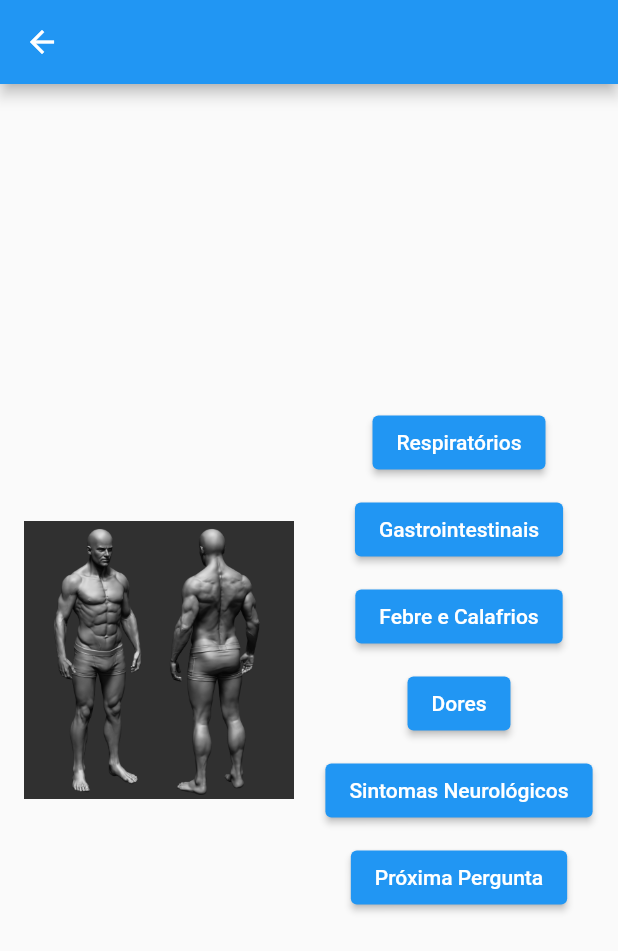
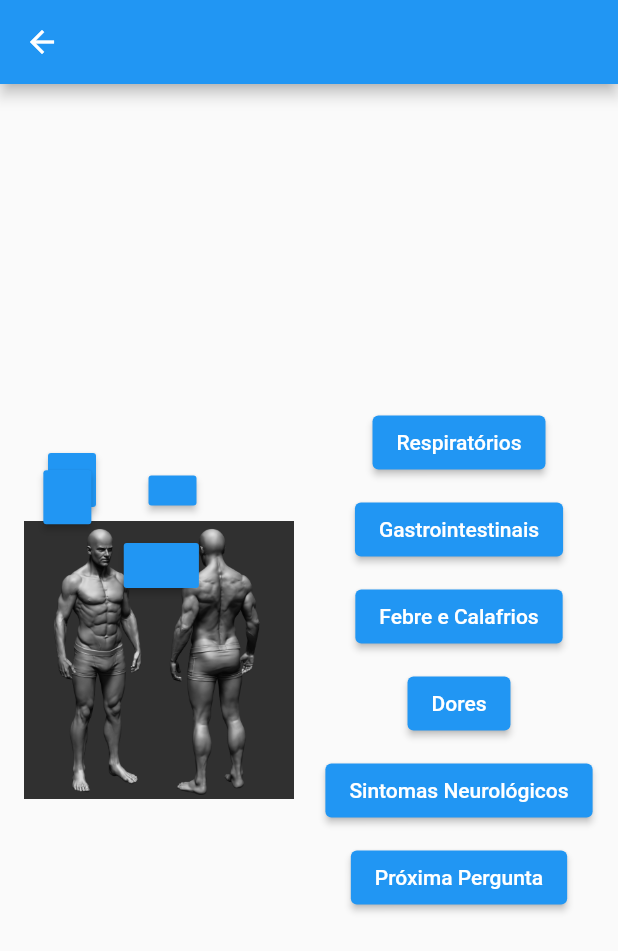
Before and after one commit to StellaKarolinaNunes/Projeto_Integrador_Handhelp_versao_1.0, a Flutter app: the PaginaSintomas screen opened directly, on a phone screen of 412 x 824 dp. Shown: the top 951 px of the screen. Run offline on Flutter 3.47's test engine with Material 2 defaults, Android fonts, the phone set to English and light mode, and no system bars; our stand-ins replace flutter_tts; Roboto replaces fonts that are missing (averia sans libre).

Commit message:
fazer um corpo cilck chamador SHOW DIALOG

```diff
--- a/lib/PaginaSin.dart
+++ b/lib/PaginaSin.dart
@@ -56,44 +56,95 @@ class _PaginaSintomasState extends State<PaginaSintomas> {
             height: 300,
           ),
           Positioned(
-            top: 9.8,
-            left: 70.0,
-            child: _buildPainfulArea(25.0, 15.0, 'Dor na Cabeça!'),
+            top: 13.0,
+            left: 75.0,
+            child: Column(
+              children: [
+                MaterialButton(
+                  minWidth: 32,
+                  height: 20,
+                  color: Colors.blue,
+                  onPressed: () {
+                    _mostrarSintomas(
+                        context, 'Dor no Cabeça!', ['Symptom 1', 'Symptom 2']);
+                  },
+                  // Other properties...
+                ),
+              ],
+            ),
           ),
           Positioned(
-            top: 28.0,
-            left: 68.0,
-            child: _buildPainfulArea(6.0, 8.0, 'Dor na Ouvido!'),
+            top: 6.0,
+            left: 8.0,
+            child: Column(
+              children: [
+                MaterialButton(
+                  minWidth: 15.1,
+                  color: Colors.blue,
+                  onPressed: () {
+                    _mostrarSintomas(
+                        context, 'Dor no Ouvido!', ['Symptom 1', 'Symptom 2']);
+                  },
+                  // Other properties...
+                ),
+              ],
+            ),
           ),
           Positioned(
-            top: 28.0,
-            left: 78.0,
-            child: _buildPainfulArea(17.5, 4.9, 'Dor na Olho!'),
+            top: 17.5,
+            left: 4.9,
+            child: Column(
+              children: [
+                MaterialButton(
+                  minWidth: 15.1,
+                  color: Colors.blue,
+                  onPressed: () {
+                    _mostrarSintomas(
+                        context, 'Dor no Olho!', ['Symptom 1', 'Symptom 2']);
+                  },
+                  // Other properties...
+                ),
+              ],
+            ),
           ),
           Positioned(
-            top: 60.0,
-            left: 65.0,
-            child: _buildPainfulArea(40.0, 40.0, 'Dor no Peito!'),
+            top: 63.0,
+            left: 66.5,
+            child: Column(
+              children: [
+                MaterialButton(
+                  minWidth: 50.1,
+                  height: 30,
+                  color: Colors.blue,
+                  onPressed: () {
+                    _mostrarSintomas(
+                        context, 'Dor no Peito!', ['Symptom 1', 'Symptom 2']);
+                  },
+                  // Other properties...
+                ),
+              ],
+            ),
           ),
+
           // Adicione mais áreas de dor conforme necessário
         ],
       ),
     );
   }
 
-  Widget _buildPainfulArea(double width, double height, String mensagem) {
-    return GestureDetector(
-      onTap: () {
-        print(mensagem);
-      },
-      child: Container(
-        color: const Color.fromARGB(0, 244, 67, 54),
-        // color: Colors.red,
-        width: width,
-        height: height,
-      ),
-    );
-  }
+  // Widget _buildPainfulArea(double width, double height, String mensagem) {
+  //   return GestureDetector(
+  //     onTap: () {
+  //       print(mensagem);
+  //     },
+  //     child: Container(
+  //       // color: const Color.fromARGB(0, 244, 67, 54),
+  //       color: Colors.red,
+  //       width: width,
+  //       height: height,
+  //     ),
+  //   );
+  // }
 
   List<String> _sintomasSelecionados = [];
   final Map<String, List<String>> _categoriasSintomas = {
```
